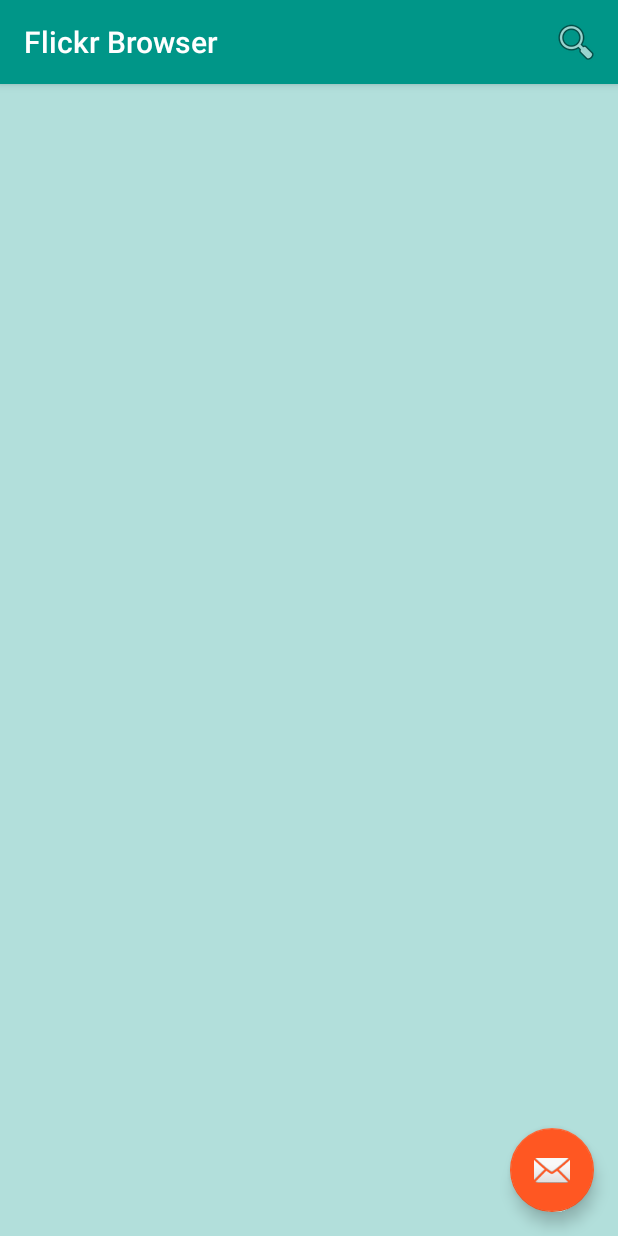
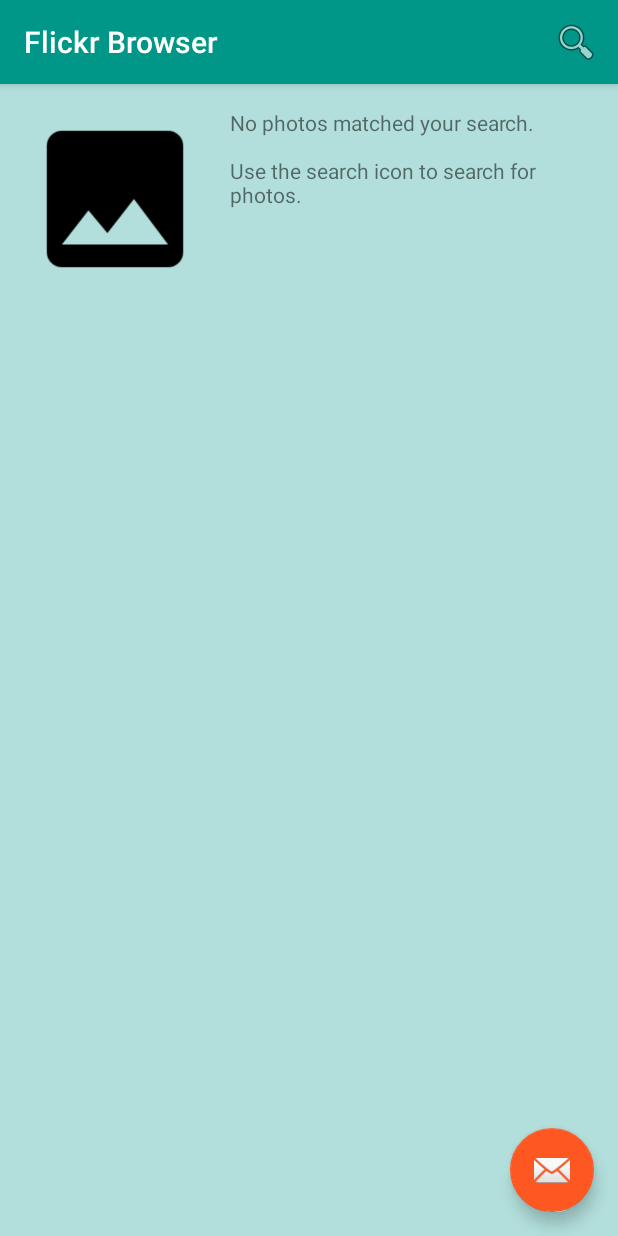
Before and after one commit to thanaoat/FlickrBrowser, an Android app: the screen it shows after launch (MainActivity), on a phone screen of 412 x 824 dp. Run offline under Robolectric (Android 15) with nearby library versions, the phone set to English and light mode, and no system bars; our stand-ins replace Picasso; pictures from the network do not load.

Commit message:
Implement search feature (complete).

```diff
--- a/app/src/main/java/academy/learnprogramming/flickrbrowser/FlickrRecyclerViewAdapter.kt
+++ b/app/src/main/java/academy/learnprogramming/flickrbrowser/FlickrRecyclerViewAdapter.kt
@@ -19,7 +19,7 @@ class FlickrRecyclerViewAdapter(private var photoList: List<Photo>) : RecyclerVi
 
     override fun getItemCount(): Int {
         Log.d(TAG, ".getItemCount called")
-        return if (photoList.isNotEmpty()) photoList.size else 0
+        return if (photoList.isNotEmpty()) photoList.size else 1
     }
 
     fun loadNewData(newPhotos: List<Photo>) {
@@ -34,6 +34,10 @@ class FlickrRecyclerViewAdapter(private var photoList: List<Photo>) : RecyclerVi
     override fun onBindViewHolder(holder: FlickrImageViewHolder, position: Int) {
         // Called by the layout manager when it wants new data in an existing view
 
+        if (photoList.isEmpty()) {
+            holder.thumbnail.setImageResource(R.drawable.placeholder)
+            holder.title.setText(R.string.empty_photo)
+        } else {
             val photoItem = photoList[position]
             Log.d(TAG, ".onBindViewHolder: ${photoItem.title} --> $position")
             Picasso.with(holder.thumbnail.context).load(photoItem.image)
@@ -43,6 +47,7 @@ class FlickrRecyclerViewAdapter(private var photoList: List<Photo>) : RecyclerVi
 
             holder.title.text = photoItem.title
         }
+    }
 
     override fun onCreateViewHolder(parent: ViewGroup, viewType: Int): FlickrImageViewHolder {
         Log.d(TAG, ".onCreateViewHolder new view requested")
--- a/app/src/main/java/academy/learnprogramming/flickrbrowser/MainActivity.kt
+++ b/app/src/main/java/academy/learnprogramming/flickrbrowser/MainActivity.kt
@@ -3,6 +3,7 @@ package academy.learnprogramming.flickrbrowser
 import android.content.Intent
 import android.net.Uri
 import android.os.Bundle
+import android.preference.PreferenceManager
 import android.util.Log
 import android.view.Menu
 import android.view.MenuItem
@@ -29,9 +30,6 @@ class MainActivity : BaseActivity(), GetRawData.OnDownloadComplete,
         recycler_view.addOnItemTouchListener(RecyclerItemClickListener(this, recycler_view, this))
         recycler_view.adapter = flickrRecyclerViewAdapter
 
-        val url = createUri("https://api.flickr.com/services/feeds/photos_public.gne", "android,oreo", "en-us", true)
-        val getRawData = GetRawData(this)
-        getRawData.execute(url)
 
         Log.d(TAG, "onCreate ends")
     }
@@ -114,5 +112,16 @@ class MainActivity : BaseActivity(), GetRawData.OnDownloadComplete,
     override fun onResume() {
         Log.d(TAG, ".onResume starts")
         super.onResume()
+
+        val sharedPref = PreferenceManager.getDefaultSharedPreferences(applicationContext)
+        val queryResult = sharedPref.getString(FLICKR_QUERY, "")
+
+        if (queryResult!!.isNotEmpty()) {
+            val url = createUri("https://api.flickr.com/services/feeds/photos_public.gne", queryResult, "en-us", true)
+            val getRawData = GetRawData(this)
+            getRawData.execute(url)
+        }
+
+        Log.d(TAG, ".onResume: ends")
     }
 }
--- a/app/src/main/res/values/strings.xml
+++ b/app/src/main/res/values/strings.xml
@@ -9,4 +9,5 @@
     <string name="photo_author_text">%1$s %2$s %3$s</string>
     <string name="action_search">Search</string>
     <string name="searchable_hint">Enter photo tags</string>
+    <string name="empty_photo">No photos matched your search.\n\nUse the search icon to search for photos.</string>
 </resources>
```
Also changed, not shown: app/src/main/java/academy/learnprogramming/flickrbrowser/SearchActivity.kt (+10 -0 lines). Lines whose indentation alone changed are shown as unchanged.
